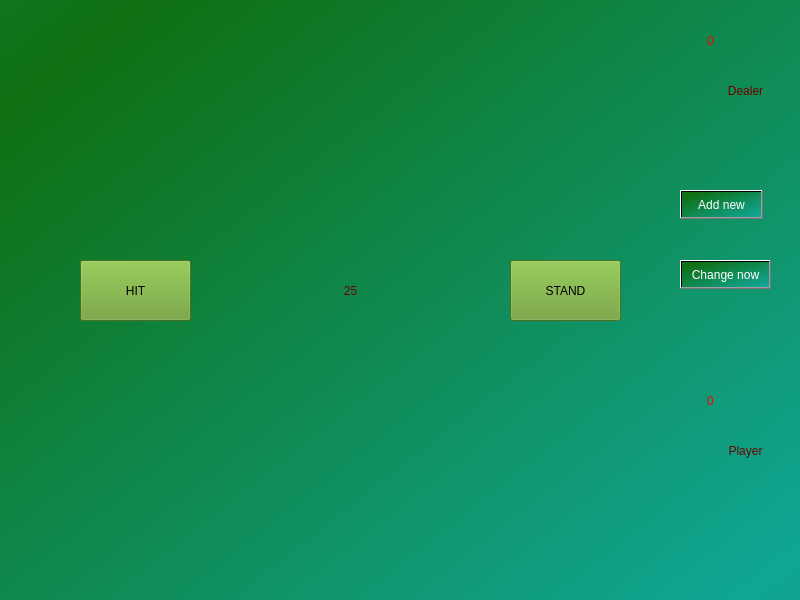
The window that gamewidget.ui (ZinchenkoVlad/BlackJack_QT) describes before a commit, drawn with Qt 5.
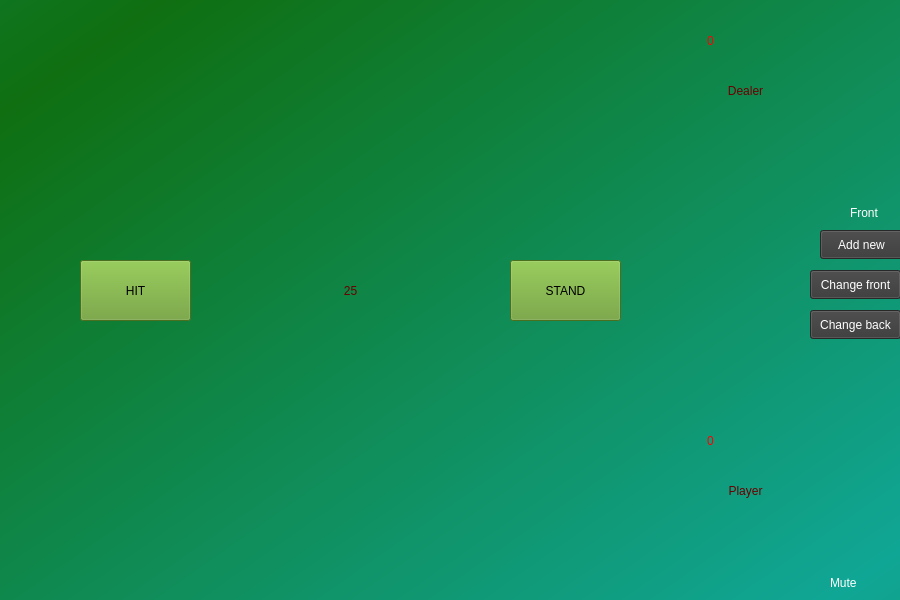
The same window after the commit.

Commit message: change back and front img

```diff
--- a/gamewidget.ui
+++ b/gamewidget.ui
@@ -6,7 +6,7 @@
    <rect>
     <x>0</x>
     <y>0</y>
-    <width>800</width>
+    <width>900</width>
     <height>600</height>
    </rect>
   </property>
@@ -213,7 +213,7 @@
    <property name="geometry">
     <rect>
      <x>690</x>
-     <y>380</y>
+     <y>420</y>
      <width>41</width>
      <height>41</height>
     </rect>
@@ -313,7 +313,7 @@
    <property name="geometry">
     <rect>
      <x>710</x>
-     <y>430</y>
+     <y>470</y>
      <width>71</width>
      <height>41</height>
     </rect>
@@ -381,15 +381,40 @@
     <set>Qt::AlignCenter</set>
    </property>
   </widget>
+  <widget class="QRadioButton" name="btnMute">
+   <property name="geometry">
+    <rect>
+     <x>810</x>
+     <y>570</y>
+     <width>91</width>
+     <height>26</height>
+    </rect>
+   </property>
+   <property name="styleSheet">
+    <string notr="true">background-color: rgba(40, 40, 40, 0);</string>
+   </property>
+   <property name="text">
+    <string>Mute</string>
+   </property>
+   <property name="iconSize">
+    <size>
+     <width>25</width>
+     <height>25</height>
+    </size>
+   </property>
+  </widget>
   <widget class="QPushButton" name="btnAddNewSkins">
    <property name="geometry">
     <rect>
-     <x>680</x>
-     <y>190</y>
+     <x>820</x>
+     <y>230</y>
      <width>83</width>
      <height>29</height>
     </rect>
    </property>
+   <property name="styleSheet">
+    <string notr="true">background-color: rgb(56, 56, 56);</string>
+   </property>
    <property name="text">
     <string>Add new</string>
    </property>
@@ -397,14 +422,55 @@
   <widget class="QPushButton" name="btnChangeSkins">
    <property name="geometry">
     <rect>
-     <x>680</x>
-     <y>260</y>
+     <x>810</x>
+     <y>270</y>
      <width>91</width>
      <height>29</height>
     </rect>
    </property>
+   <property name="styleSheet">
+    <string notr="true">background-color: rgb(56, 56, 56);</string>
+   </property>
    <property name="text">
-    <string>Change now</string>
+    <string>Change front</string>
+   </property>
+  </widget>
+  <widget class="QRadioButton" name="btnFrontOrBack">
+   <property name="geometry">
+    <rect>
+     <x>830</x>
+     <y>200</y>
+     <width>71</width>
+     <height>26</height>
+    </rect>
+   </property>
+   <property name="styleSheet">
+    <string notr="true">background-color: rgba(40, 40, 40, 0);</string>
+   </property>
+   <property name="text">
+    <string>Front</string>
+   </property>
+   <property name="iconSize">
+    <size>
+     <width>25</width>
+     <height>25</height>
+    </size>
+   </property>
+  </widget>
+  <widget class="QPushButton" name="btnChangeBack">
+   <property name="geometry">
+    <rect>
+     <x>810</x>
+     <y>310</y>
+     <width>91</width>
+     <height>29</height>
+    </rect>
+   </property>
+   <property name="styleSheet">
+    <string notr="true">background-color: rgb(56, 56, 56);</string>
+   </property>
+   <property name="text">
+    <string>Change back</string>
    </property>
   </widget>
   <zorder>btnHit</zorder>
```
Left out of the diff: 7 changed lines with no effect on the pictures. The commit also changes 5 other files.
